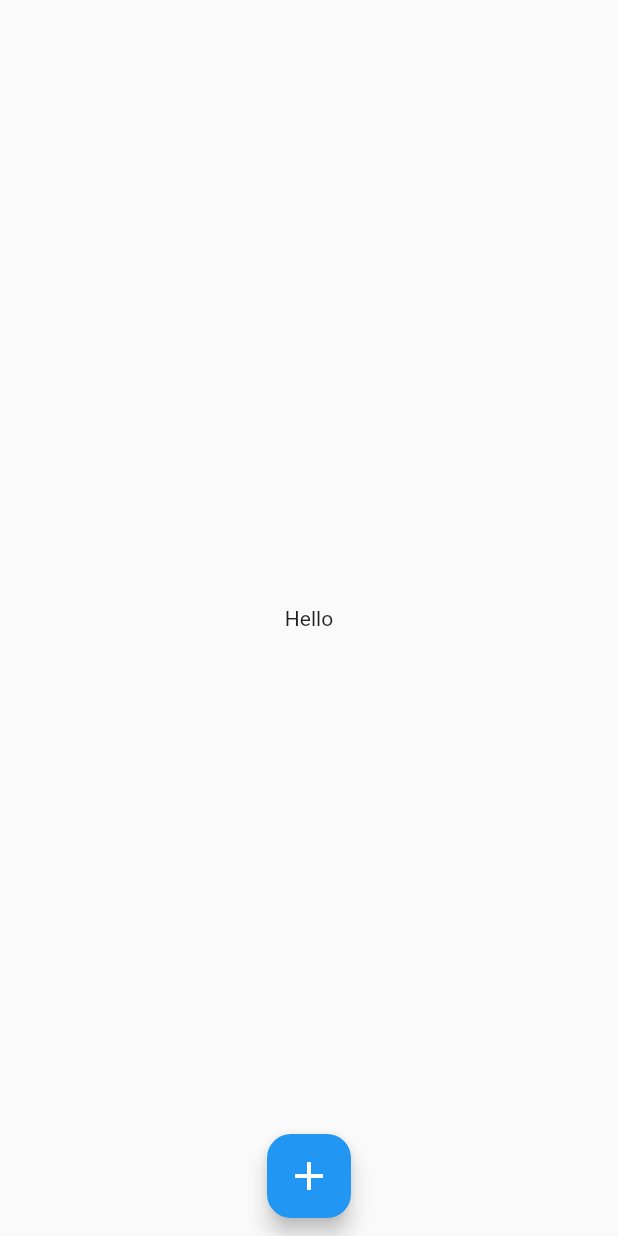
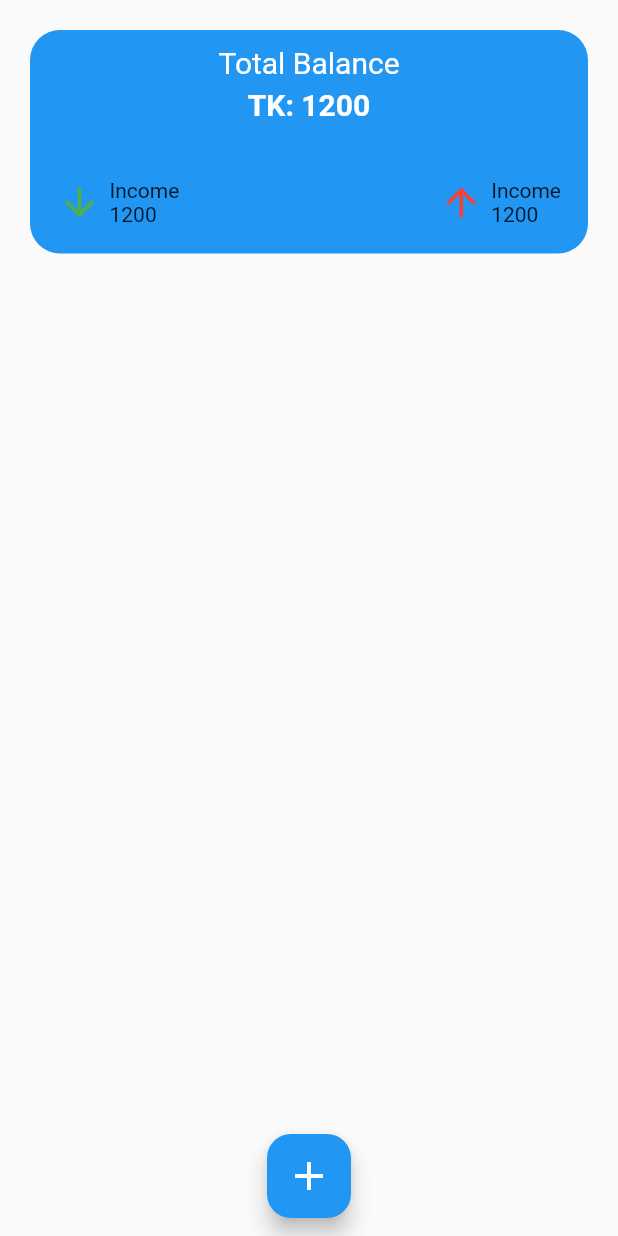
Before and after one commit to devasadinfo/money-manager-app, a Flutter app: the HomePage screen opened directly, on a phone screen of 412 x 824 dp. Run offline on Flutter 3.47's test engine with Material 2 defaults, Android fonts, the phone set to English and light mode, and no system bars.

Commit message:
homepage

```diff
--- a/lib/main.dart
+++ b/lib/main.dart
@@ -16,8 +16,7 @@ class MyApp extends StatelessWidget {
       theme: ThemeData(
         primarySwatch: Colors.blue,
       ),
-      // home: const HomePage(),
-      home: const AddTransaction(),
+      home: const HomePage(),
     );
   }
 }
--- a/lib/pages/homepage.dart
+++ b/lib/pages/homepage.dart
@@ -24,7 +24,8 @@ class _HomePageState extends State<HomePage> {
           borderRadius: BorderRadius.circular(16),
         ),
         onPressed: () {
-          Navigator.of(context).push(
+          Navigator.push(
+            context,
             MaterialPageRoute(
               builder: (context) => const AddTransaction(),
             ),
@@ -35,9 +36,117 @@ class _HomePageState extends State<HomePage> {
           size: 32,
         ),
       ),
-      body: Center(
-        child: Text("Hello"),
+      body: Container(
+        child: Column(
+          children: [
+            Container(
+              margin: EdgeInsets.all(20),
+              padding: EdgeInsets.all(10),
+              width: MediaQuery.of(context).size.width,
+              decoration: BoxDecoration(
+                  color: Colors.blue, borderRadius: BorderRadius.circular(20)),
+              child: Column(
+                children: [
+                  Text(
+                    "Total Balance",
+                    style: TextStyle(
+                      color: Colors.white,
+                      fontSize: 20,
+                    ),
+                  ),
+                  SizedBox(
+                    height: 5,
+                  ),
+                  Text(
+                    "TK: 1200",
+                    style: TextStyle(
+                      color: Colors.white,
+                      fontSize: 20,
+                      fontWeight: FontWeight.w700,
+                    ),
+                  ),
+                  SizedBox(
+                    height: 30,
+                  ),
+                  Padding(
+                    padding: const EdgeInsets.all(8.0),
+                    child: Row(
+                      mainAxisAlignment: MainAxisAlignment.spaceBetween,
+                      children: [
+                        cardIncome(),
+                        cardExpense(),
+                      ],
+                    ),
+                  )
+                ],
+              ),
+            ),
+          ],
+        ),
       ),
     );
   }
 }
+
+//cardincome and card expend widget area
+class cardIncome extends StatelessWidget {
+  const cardIncome({
+    Key? key,
+  }) : super(key: key);
+
+  @override
+  Widget build(BuildContext context) {
+    return Container(
+      child: Row(
+        children: [
+          Icon(
+            Icons.arrow_downward,
+            size: 30,
+            color: Colors.green,
+          ),
+          SizedBox(
+            width: 5,
+          ),
+          Column(
+            crossAxisAlignment: CrossAxisAlignment.start,
+            children: [
+              Text("Income"),
+              Text("1200"),
+            ],
+          )
+        ],
+      ),
+    );
+  }
+}
+
+class cardExpense extends StatelessWidget {
+  const cardExpense({
+    Key? key,
+  }) : super(key: key);
+
+  @override
+  Widget build(BuildContext context) {
+    return Container(
+      child: Row(
+        children: [
+          Icon(
+            Icons.arrow_upward,
+            size: 30,
+            color: Colors.red,
+          ),
+          SizedBox(
+            width: 5,
+          ),
+          Column(
+            crossAxisAlignment: CrossAxisAlignment.start,
+            children: [
+              Text("Income"),
+              Text("1200"),
+            ],
+          )
+        ],
+      ),
+    );
+  }
+}
```
Also changed, not shown: lib/pages/add_trasaction.dart (+39 -4 lines).
